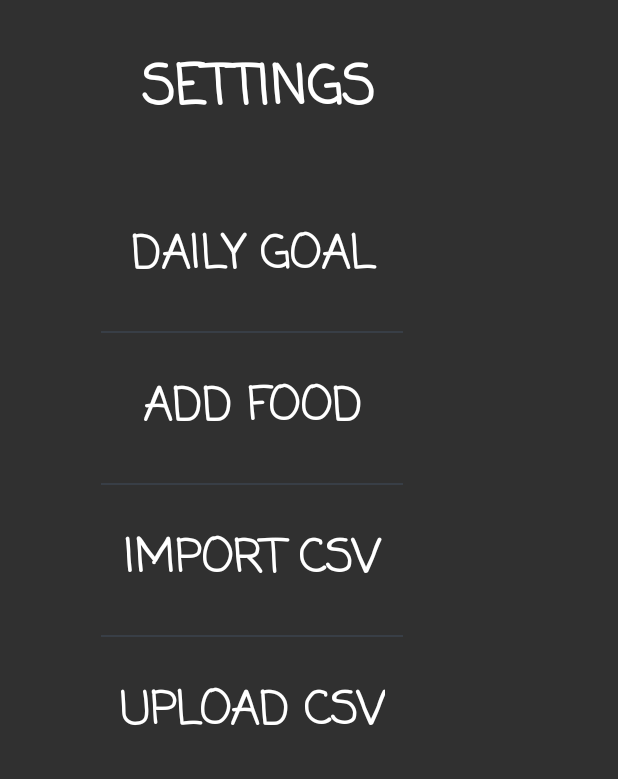
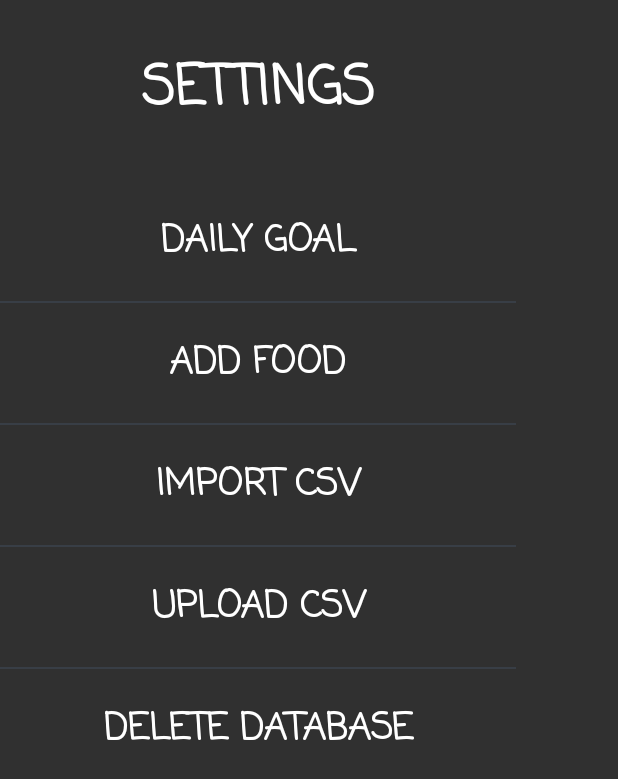
Before and after one commit to cubouyaka/Coach-Nutrition-Project, an Android app: the AllSettings screen opened directly, with no data from a screen before it, on a phone screen of 412 x 824 dp. Shown: the top 779 px of the screen. Run offline under Robolectric (Android 15) with nearby library versions, the phone set to English and light mode, and no system bars.

Commit message:
delete database options in settings

```diff
--- a/app/src/main/java/com/oc/rss/coach_nutrition_project/AllSettings.java
+++ b/app/src/main/java/com/oc/rss/coach_nutrition_project/AllSettings.java
@@ -4,6 +4,7 @@ import android.content.Intent;
 import android.support.v7.app.AppCompatActivity;
 import android.os.Bundle;
 import android.view.View;
+import android.widget.Toast;
 
 public class AllSettings extends AppCompatActivity {
 
@@ -36,4 +37,10 @@ public class AllSettings extends AppCompatActivity {
         Intent intent = new Intent (this, AllSettings.class);
         startActivity (intent);
     }
+
+    public void onClickDeleteDatabase (View v) {
+
+        MySQLiteHelper.getInstance(this).refreshDataBase();
+        Toast.makeText(this, "Database deleted!", Toast.LENGTH_LONG).show();
+    }
 }
--- a/app/src/main/java/com/oc/rss/coach_nutrition_project/MySQLiteHelper.java
+++ b/app/src/main/java/com/oc/rss/coach_nutrition_project/MySQLiteHelper.java
@@ -37,13 +37,23 @@ public class MySQLiteHelper extends SQLiteOpenHelper {
         db.execSQL(CREATE_ADRESSE);
     }
 
+    public void refreshDataBase (SQLiteDatabase db) {
+
+            db.execSQL("drop table if exists " + FOOD);
+            onCreate(db);
+    }
+
+    public void refreshDataBase () {
+
+        SQLiteDatabase db = instance.getWritableDatabase();
+        refreshDataBase (db);
+    }
+
     @Override
     public void onUpgrade(SQLiteDatabase db, int oldVersion, int newVersion) {
 
-        if (newVersion > oldVersion) {
-            db.execSQL("drop table if exists " + FOOD);
-            onCreate(db);
-        }
+        if (newVersion > oldVersion)
+            refreshDataBase (db);
     }
 
     public static MySQLiteHelper getInstance(Context context){
--- a/app/src/main/res/layout/activity_all_settings.xml
+++ b/app/src/main/res/layout/activity_all_settings.xml
@@ -10,16 +10,14 @@
         android:layout_width="344dp"
         android:layout_height="551dp"
         android:orientation="vertical"
+        android:weightSum="1"
         tools:layout_editor_absoluteY="8dp"
-        tools:layout_editor_absoluteX="8dp"
-        android:weightSum="1">
+        tools:layout_editor_absoluteX="8dp">
 
         <LinearLayout
             android:layout_width="match_parent"
             android:layout_height="30dp"
             android:orientation="horizontal"
-            tools:layout_editor_absoluteY="8dp"
-            tools:layout_editor_absoluteX="8dp"
             android:weightSum="1"
             android:layout_weight="0.06">
 
@@ -57,33 +55,21 @@
             android:weightSum="1">
 
             <LinearLayout
-            android:layout_width="44dp"
+            android:layout_width="match_parent"
             android:layout_height="match_parent"
-            android:orientation="vertical"
-            tools:layout_editor_absoluteY="8dp"
-            tools:layout_editor_absoluteX="8dp"
-            android:layout_weight="0.24">
-
-        </LinearLayout>
-
-        <LinearLayout
-            android:layout_width="wrap_content"
-            android:layout_height="match_parent"
-            android:orientation="vertical"
-            tools:layout_editor_absoluteY="8dp"
-            tools:layout_editor_absoluteX="8dp">
+            android:orientation="vertical">
 
                 <Button
                     android:id="@+id/dailyGoal"
                     style="@style/Widget.AppCompat.Button.Borderless"
                     android:layout_width="match_parent"
-                android:layout_height="100dp"
+                    android:layout_height="80dp"
                     android:backgroundTint="@color/colorButton"
                     android:fontFamily="casual"
+                    android:onClick="onClickDailyGoal"
                     android:text="@string/dailyGoal"
                     android:textColor="@android:color/background_light"
-                android:textSize="30sp"
-                android:onClick="onClickDailyGoal"
+                    android:textSize="24sp"
                     android:textStyle="bold" />
 
             <LinearLayout
@@ -96,13 +82,13 @@
                     android:id="@+id/addFood"
                     style="@style/Widget.AppCompat.Button.Borderless"
                     android:layout_width="match_parent"
-                android:layout_height="100dp"
+                    android:layout_height="80dp"
                     android:backgroundTint="@color/colorButton"
                     android:fontFamily="casual"
+                    android:onClick="onClickAddFood"
                     android:text="@string/addFood"
                     android:textColor="@android:color/background_light"
-                android:textSize="30sp"
-                android:onClick="onClickAddFood"
+                    android:textSize="24sp"
                     android:textStyle="bold" />
 
             <LinearLayout
@@ -115,13 +101,13 @@
                     android:id="@+id/importCSV"
                     style="@style/Widget.AppCompat.Button.Borderless"
                     android:layout_width="match_parent"
-                android:layout_height="100dp"
+                    android:layout_height="80dp"
                     android:backgroundTint="@color/colorButton"
                     android:fontFamily="casual"
+                    android:onClick="onClickImportCSV"
                     android:text="@string/importCSV"
                     android:textColor="@android:color/background_light"
-                android:textSize="30sp"
-                android:onClick="onClickImportCSV"
+                    android:textSize="24sp"
                     android:textStyle="bold" />
 
             <LinearLayout
@@ -134,15 +120,33 @@
                     android:id="@+id/uploadCSV"
                     style="@style/Widget.AppCompat.Button.Borderless"
                     android:layout_width="match_parent"
-                android:layout_height="100dp"
+                    android:layout_height="80dp"
                     android:backgroundTint="@color/colorButton"
                     android:fontFamily="casual"
+                    android:onClick="onClickUploadCSV"
                     android:text="@string/uploadCSV"
                     android:textColor="@android:color/background_light"
-                android:textSize="30sp"
-                android:onClick="onClickUploadCSV"
+                    android:textSize="24sp"
                     android:textStyle="bold" />
 
+            <LinearLayout
+                android:layout_width="match_parent"
+                android:layout_height="1dp"
+                android:background="@color/colorSpace"
+                android:orientation="vertical"></LinearLayout>
+
+                <Button
+                    android:id="@+id/deleteDabase"
+                    style="@style/Widget.AppCompat.Button.Borderless"
+                    android:layout_width="match_parent"
+                    android:layout_height="80dp"
+                    android:backgroundTint="@color/colorButton"
+                    android:fontFamily="casual"
+                    android:onClick="onClickDeleteDatabase"
+                    android:text="@string/deleteDatabase"
+                    android:textColor="@android:color/background_light"
+                    android:textSize="24sp"
+                    android:textStyle="bold" />
             </LinearLayout>
         </LinearLayout>
     </LinearLayout>
--- a/app/src/main/res/values/strings.xml
+++ b/app/src/main/res/values/strings.xml
@@ -23,4 +23,5 @@
     <string name="selectFile">Select your .csv file</string>
     <string name="search">Search</string>
     <string name="load">Load</string>
+    <string name="deleteDatabase">Delete Database</string>
 </resources>
```
Lines whose indentation alone changed are shown as unchanged.
